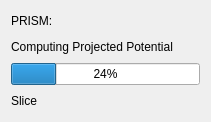
Before: the Qt Designer form Qt/prism_progressbar.ui in prism-em/prismatic, drawn with Qt 5.
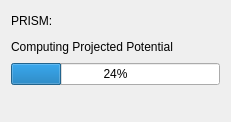
After: the same form once the commit is applied.

Diff of the .ui file:
```diff
--- a/Qt/prism_progressbar.ui
+++ b/Qt/prism_progressbar.ui
@@ -6,7 +6,7 @@
    <rect>
     <x>0</x>
     <y>0</y>
-    <width>211</width>
+    <width>231</width>
     <height>122</height>
    </rect>
   </property>
@@ -46,7 +46,7 @@
        <item>
         <widget class="QLabel" name="lbl_calcStatus">
          <property name="text">
-          <string>Slice</string>
+          <string/>
          </property>
         </widget>
        </item>
```
